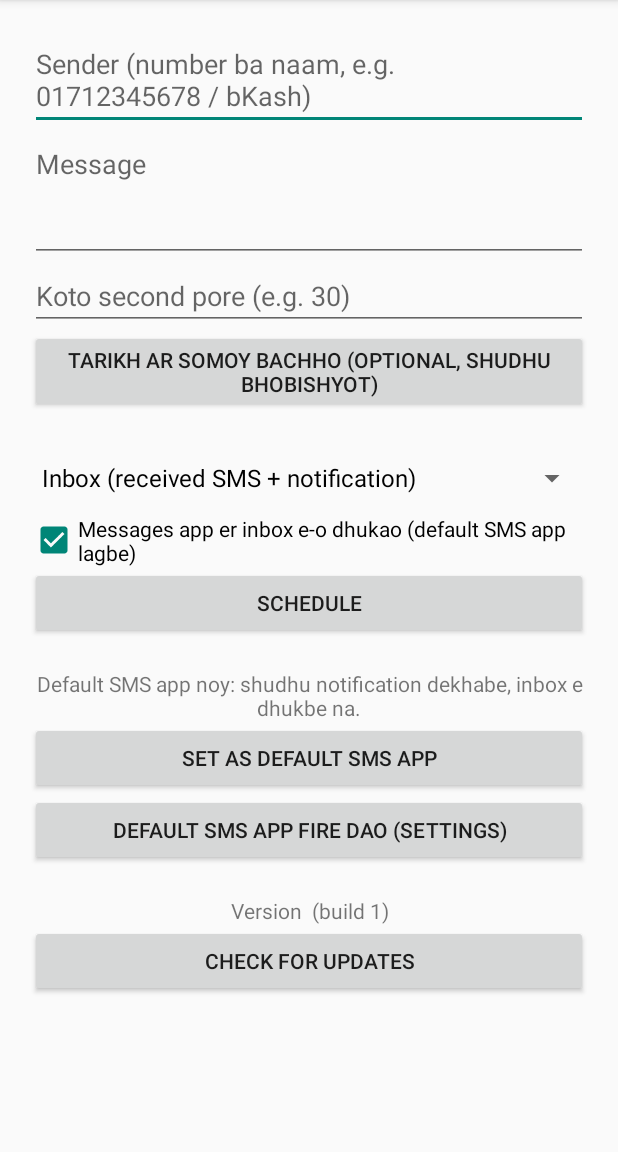
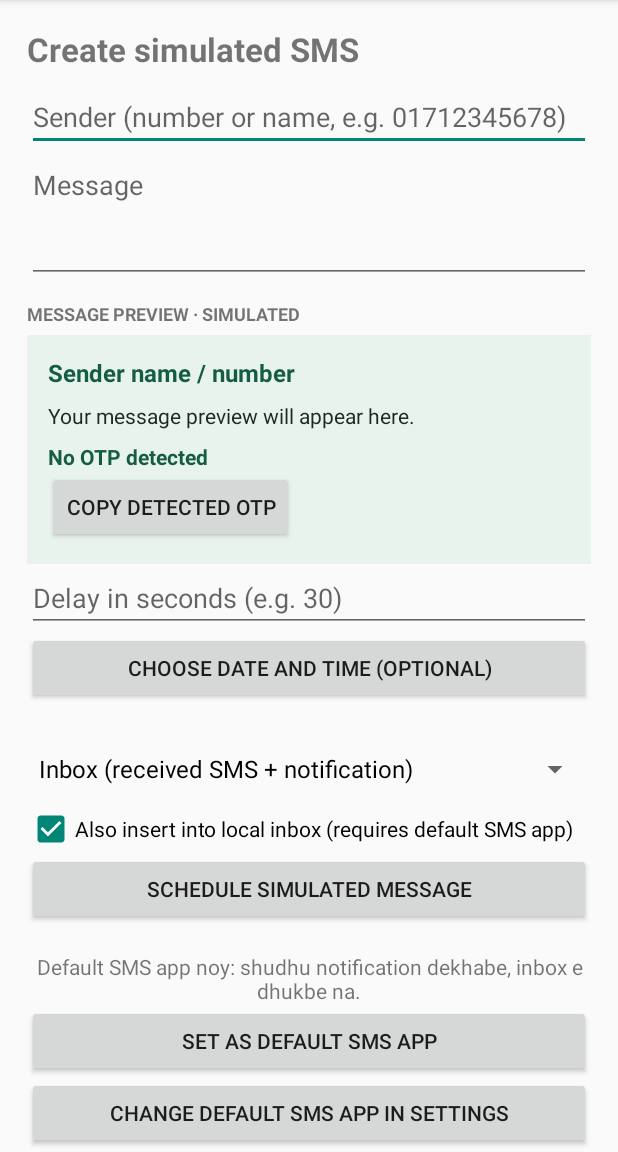
Before and after one commit to jabratl/FakeSmsPrank, an Android app: the screen it shows after launch (MainActivity), on a phone screen of 412 x 824 dp, the part 84-1236 px from its top. Run offline under Robolectric (Android 15) with nearby library versions, the phone set to English and light mode, and no system bars.

Commit message:
Apply uploaded zip: FakeSmsPrank_v1_2_2.zip

```diff
--- a/app/build.gradle
+++ b/app/build.gradle
@@ -1,7 +1,7 @@
 plugins { id 'com.android.application' }
 
 // Version: change ONLY this line to bump the version (the workflow reads it).
-def appVersionName = "1.2.1"
+def appVersionName = "1.2.2"
 // versionCode = GitHub run number (always goes up, so Android accepts the update).
 def runNumber = (System.getenv("GITHUB_RUN_NUMBER") ?: "1").toInteger()
 
--- a/app/src/main/java/com/prank/fakesms/MainActivity.java
+++ b/app/src/main/java/com/prank/fakesms/MainActivity.java
@@ -24,6 +24,8 @@ import android.os.Bundle;
 import android.provider.Settings;
 import android.widget.EditText;
 import android.widget.Toast;
+import android.content.ClipboardManager;
+import android.content.ClipData;
 
 public class MainActivity extends Activity {
     private long pickedAt = 0;   // chosen delivery time (0 = use the seconds field)
@@ -39,6 +41,37 @@ public class MainActivity extends Activity {
         EditText sender = findViewById(R.id.sender);
         EditText msg = findViewById(R.id.msg);
         EditText delay = findViewById(R.id.delay);
+        TextView previewSender = findViewById(R.id.previewSender);
+        TextView previewMessage = findViewById(R.id.previewMessage);
+        TextView previewOtp = findViewById(R.id.previewOtp);
+        Runnable refreshPreview = () -> {
+            String currentSender = sender.getText().toString().trim();
+            String currentMessage = msg.getText().toString().trim();
+            previewSender.setText(currentSender.isEmpty() ? "Sender name / number" : currentSender);
+            previewMessage.setText(currentMessage.isEmpty() ? "Your message preview will appear here." : currentMessage);
+            String code = Sms.extractOtp(currentMessage);
+            previewOtp.setText(code == null ? "No OTP detected" : "Detected code: " + code);
+            previewOtp.setTag(code);
+        };
+        sender.addTextChangedListener(new android.text.TextWatcher() {
+            public void beforeTextChanged(CharSequence s, int st, int c, int a) {}
+            public void onTextChanged(CharSequence s, int st, int before, int count) { refreshPreview.run(); }
+            public void afterTextChanged(android.text.Editable e) {}
+        });
+        msg.addTextChangedListener(new android.text.TextWatcher() {
+            public void beforeTextChanged(CharSequence s, int st, int c, int a) {}
+            public void onTextChanged(CharSequence s, int st, int before, int count) { refreshPreview.run(); }
+            public void afterTextChanged(android.text.Editable e) {}
+        });
+        refreshPreview.run();
+        findViewById(R.id.copyOtp).setOnClickListener(v -> {
+            Object tag = previewOtp.getTag();
+            if (tag instanceof String && !((String) tag).isEmpty()) {
+                ClipboardManager cm = (ClipboardManager) getSystemService(CLIPBOARD_SERVICE);
+                cm.setPrimaryClip(ClipData.newPlainText("OTP code", (String) tag));
+                Toast.makeText(this, "OTP copied", Toast.LENGTH_SHORT).show();
+            } else Toast.makeText(this, "No 4–8 digit OTP detected", Toast.LENGTH_SHORT).show();
+        });
 
         Spinner typeSp = findViewById(R.id.type);
         typeSp.setAdapter(new ArrayAdapter<>(this, android.R.layout.simple_spinner_dropdown_item,
--- a/app/src/main/java/com/prank/fakesms/NotifReceiver.java
+++ b/app/src/main/java/com/prank/fakesms/NotifReceiver.java
@@ -3,10 +3,23 @@ package com.prank.fakesms;
 import android.content.BroadcastReceiver;
 import android.content.Context;
 import android.content.Intent;
+import android.content.ClipboardManager;
+import android.content.ClipData;
+import android.widget.Toast;
 
 public class NotifReceiver extends BroadcastReceiver {
+    public static final String ACTION_COPY_OTP = "com.prank.fakesms.COPY_OTP";
     @Override
     public void onReceive(Context ctx, Intent intent) {
+        if (ACTION_COPY_OTP.equals(intent.getAction())) {
+            String otp = intent.getStringExtra("otp");
+            if (otp != null && !otp.isEmpty()) {
+                ClipboardManager cm = (ClipboardManager) ctx.getSystemService(Context.CLIPBOARD_SERVICE);
+                cm.setPrimaryClip(ClipData.newPlainText("OTP code", otp));
+                Toast.makeText(ctx, "Code copied", Toast.LENGTH_SHORT).show();
+            }
+            return;
+        }
         String sender = intent.getStringExtra("sender");
         String msg = intent.getStringExtra("msg");
         int id = intent.getIntExtra("id", 1);
--- a/app/src/main/java/com/prank/fakesms/Sms.java
+++ b/app/src/main/java/com/prank/fakesms/Sms.java
@@ -6,11 +6,15 @@ import android.app.PendingIntent;
 import android.content.ContentValues;
 import android.content.Context;
 import android.content.Intent;
+import android.content.ClipboardManager;
+import android.content.ClipData;
 import android.os.Build;
 import android.provider.Telephony;
 
 import androidx.core.app.NotificationCompat;
 import androidx.core.app.Person;
+import java.util.regex.Matcher;
+import java.util.regex.Pattern;
 
 public final class Sms {
     private Sms() {}
@@ -49,6 +53,13 @@ public final class Sms {
     /** A message that "failed to send". The time is always "now". */
     public static boolean insertFailed(Context c, String address, String body) {
         return insert(c, Telephony.Sms.CONTENT_URI, address, body, System.currentTimeMillis(), Telephony.Sms.MESSAGE_TYPE_FAILED, 1);
+    }
+
+    /** Finds a standalone 4-8 digit verification code in a message. */
+    public static String extractOtp(String msg) {
+        if (msg == null) return null;
+        Matcher m = Pattern.compile("(?<!\\d)(\\d{4,8})(?!\\d)").matcher(msg);
+        return m.find() ? m.group(1) : null;
     }
 
     /** SMS-style notification (sender name, text, time; tap opens the Messages app). */
@@ -90,6 +101,15 @@ public final class Sms {
                 .setDefaults(NotificationCompat.DEFAULT_ALL)
                 .setAutoCancel(true)
                 .setContentIntent(pi);
+        String otp = extractOtp(msg);
+        if (otp != null) {
+            Intent copy = new Intent(ctx, NotifReceiver.class);
+            copy.setAction(NotifReceiver.ACTION_COPY_OTP);
+            copy.putExtra("otp", otp);
+            PendingIntent copyPi = PendingIntent.getBroadcast(ctx, id + 100000,
+                    copy, PendingIntent.FLAG_IMMUTABLE | PendingIntent.FLAG_UPDATE_CURRENT);
+            nb.addAction(android.R.drawable.ic_menu_copy, "Copy code", copyPi);
+        }
         nm.notify(id, nb.build());
     }
 }
--- a/app/src/main/res/layout/activity_main.xml
+++ b/app/src/main/res/layout/activity_main.xml
@@ -1,57 +1,41 @@
 <?xml version="1.0" encoding="utf-8"?>
 <ScrollView xmlns:android="http://schemas.android.com/apk/res/android"
-    android:layout_width="match_parent"
-    android:layout_height="match_parent">
-<LinearLayout
-    android:layout_width="match_parent"
-    android:layout_height="wrap_content"
-    android:orientation="vertical"
-    android:padding="20dp">
-
-    <EditText android:id="@+id/sender" android:layout_width="match_parent"
-        android:layout_height="wrap_content" android:hint="Sender (number ba naam, e.g. 01712345678 / bKash)" />
-
-    <EditText android:id="@+id/msg" android:layout_width="match_parent"
-        android:layout_height="wrap_content" android:hint="Message"
-        android:minLines="3" android:gravity="top" />
-
-    <EditText android:id="@+id/delay" android:layout_width="match_parent"
-        android:layout_height="wrap_content" android:hint="Koto second pore (e.g. 30)"
-        android:inputType="numberDecimal" />
-
-    <Button android:id="@+id/pick" android:layout_width="match_parent"
-        android:layout_height="wrap_content" android:text="Tarikh ar somoy bachho (optional, shudhu bhobishyot)" />
-
-    <TextView android:id="@+id/picked" android:layout_width="match_parent"
-        android:layout_height="wrap_content" android:gravity="center" />
-
-    <Spinner android:id="@+id/type" android:layout_width="match_parent"
-        android:layout_height="wrap_content" />
-
-    <CheckBox android:id="@+id/ins" android:layout_width="match_parent"
-        android:layout_height="wrap_content" android:checked="true"
-        android:text="Messages app er inbox e-o dhukao (default SMS app lagbe)" />
-
-    <Button android:id="@+id/go" android:layout_width="match_parent"
-        android:layout_height="wrap_content" android:text="Schedule" />
-
-    <View android:layout_width="match_parent" android:layout_height="20dp" />
-
-    <TextView android:id="@+id/dstat" android:layout_width="match_parent"
-        android:layout_height="wrap_content" android:gravity="center" />
-
-    <Button android:id="@+id/dset" android:layout_width="match_parent"
-        android:layout_height="wrap_content" android:text="Set as default SMS app" />
-
-    <Button android:id="@+id/dback" android:layout_width="match_parent"
-        android:layout_height="wrap_content" android:text="Default SMS app fire dao (Settings)" />
-
-    <View android:layout_width="match_parent" android:layout_height="20dp" />
-
-    <TextView android:id="@+id/ver" android:layout_width="match_parent"
-        android:layout_height="wrap_content" android:gravity="center" />
-
-    <Button android:id="@+id/upd" android:layout_width="match_parent"
-        android:layout_height="wrap_content" android:text="Check for updates" />
+    android:layout_width="match_parent" android:layout_height="match_parent">
+<LinearLayout android:layout_width="match_parent" android:layout_height="wrap_content"
+    android:orientation="vertical" android:padding="18dp">
+    <TextView android:layout_width="match_parent" android:layout_height="wrap_content"
+        android:text="Create simulated SMS" android:textSize="22sp" android:textStyle="bold" android:paddingBottom="8dp" />
+    <EditText android:id="@+id/sender" android:layout_width="match_parent" android:layout_height="wrap_content"
+        android:hint="Sender (number or name, e.g. 01712345678)" android:singleLine="true" />
+    <EditText android:id="@+id/msg" android:layout_width="match_parent" android:layout_height="wrap_content"
+        android:hint="Message" android:minLines="3" android:gravity="top" />
+    <TextView android:layout_width="match_parent" android:layout_height="wrap_content" android:text="MESSAGE PREVIEW · SIMULATED"
+        android:textStyle="bold" android:textSize="12sp" android:paddingTop="12dp" android:paddingBottom="6dp" />
+    <LinearLayout android:layout_width="match_parent" android:layout_height="wrap_content" android:orientation="vertical"
+        android:background="#E8F3ED" android:padding="14dp">
+        <TextView android:id="@+id/previewSender" android:layout_width="match_parent" android:layout_height="wrap_content"
+            android:text="Sender name / number" android:textColor="#145C43" android:textStyle="bold" android:textSize="16sp" />
+        <TextView android:id="@+id/previewMessage" android:layout_width="match_parent" android:layout_height="wrap_content"
+            android:text="Your message preview will appear here." android:textColor="#202820" android:paddingTop="8dp" />
+        <TextView android:id="@+id/previewOtp" android:layout_width="match_parent" android:layout_height="wrap_content"
+            android:text="No OTP detected" android:textColor="#145C43" android:textStyle="bold" android:paddingTop="8dp" />
+        <Button android:id="@+id/copyOtp" android:layout_width="wrap_content" android:layout_height="wrap_content" android:text="Copy detected OTP" />
+    </LinearLayout>
+    <EditText android:id="@+id/delay" android:layout_width="match_parent" android:layout_height="wrap_content"
+        android:hint="Delay in seconds (e.g. 30)" android:inputType="numberDecimal" />
+    <Button android:id="@+id/pick" android:layout_width="match_parent" android:layout_height="wrap_content"
+        android:text="Choose date and time (optional)" />
+    <TextView android:id="@+id/picked" android:layout_width="match_parent" android:layout_height="wrap_content" android:gravity="center" />
+    <Spinner android:id="@+id/type" android:layout_width="match_parent" android:layout_height="wrap_content" />
+    <CheckBox android:id="@+id/ins" android:layout_width="match_parent" android:layout_height="wrap_content" android:checked="true"
+        android:text="Also insert into local inbox (requires default SMS app)" />
+    <Button android:id="@+id/go" android:layout_width="match_parent" android:layout_height="wrap_content" android:text="Schedule simulated message" />
+    <View android:layout_width="match_parent" android:layout_height="18dp" />
+    <TextView android:id="@+id/dstat" android:layout_width="match_parent" android:layout_height="wrap_content" android:gravity="center" />
+    <Button android:id="@+id/dset" android:layout_width="match_parent" android:layout_height="wrap_content" android:text="Set as default SMS app" />
+    <Button android:id="@+id/dback" android:layout_width="match_parent" android:layout_height="wrap_content" android:text="Change default SMS app in Settings" />
+    <View android:layout_width="match_parent" android:layout_height="18dp" />
+    <TextView android:id="@+id/ver" android:layout_width="match_parent" android:layout_height="wrap_content" android:gravity="center" />
+    <Button android:id="@+id/upd" android:layout_width="match_parent" android:layout_height="wrap_content" android:text="Check for updates" />
 </LinearLayout>
 </ScrollView>
```
Also changed, not shown: 2 other files.
